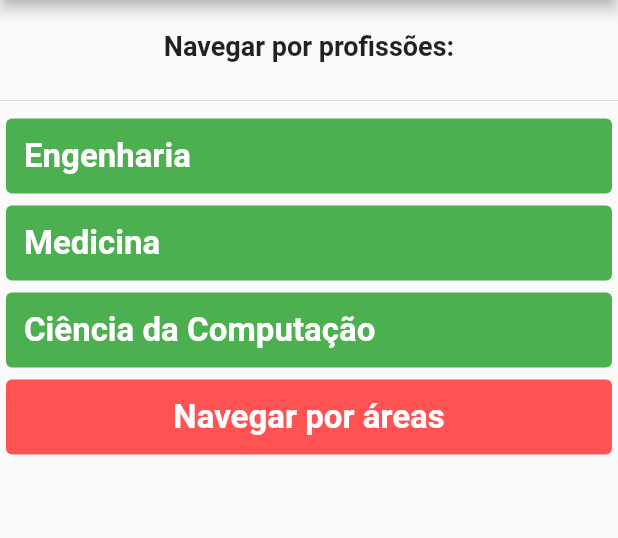
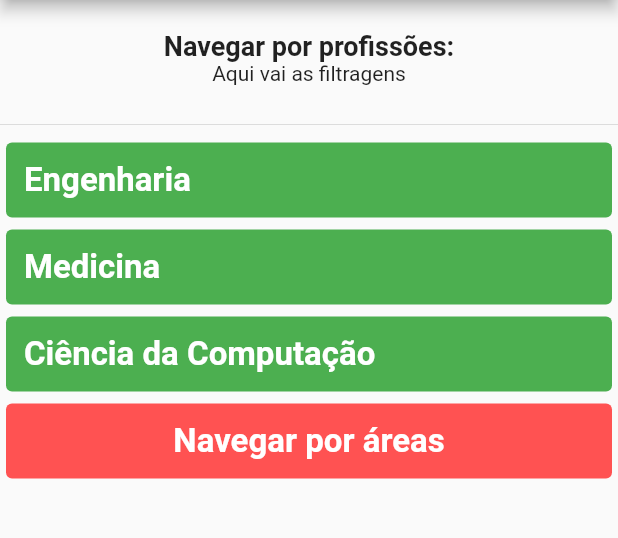
Before and after one commit to PedroH-Peres/projeto_obt, a Flutter app: the screen it shows once a user with an empty profile is signed in, on a phone screen of 412 x 824 dp, the part 84-622 px from its top. Run offline on Flutter 3.47's test engine with Material 2 defaults, Android fonts, the phone set to English and light mode, and no system bars; our stand-ins replace cloud_firestore, firebase_auth, firebase_core; missing offline and left inert: dart:ffi; accounts and stored records are empty.

```diff
--- a/lib/pages/feed_page.dart
+++ b/lib/pages/feed_page.dart
@@ -46,6 +46,7 @@ class FeedPage extends StatelessWidget {
                       height: 20,
                     ),
                     const Text("Navegar por profissões:", style: TextStyle(fontSize: 18, fontWeight: FontWeight.bold),),
+                    Container(child: Text("Aqui vai as filtragens"),),
                     // Aqui vai uma listView com tópicos de principais profissões pra filtrar.
                     //Botão no final de "Outros cursos"
                     const SizedBox(
```
